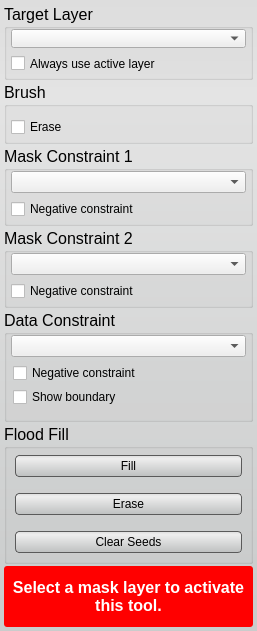
This is src/Interface/ToolInterface/PaintToolInterface.ui in jessdtate/Seg3D as Qt 5 draws it before an edit. The edited form follows.
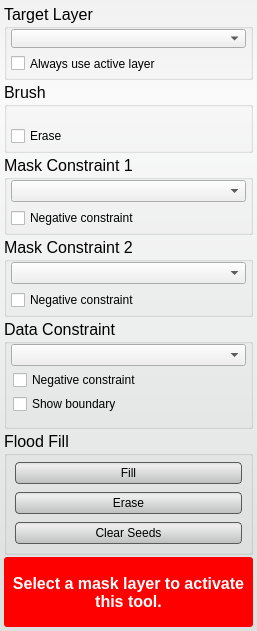
This is the edited form. Custom widgets are drawn as their Qt base class.

The edit to the form file:
```diff
--- a/src/Interface/ToolInterface/PaintToolInterface.ui
+++ b/src/Interface/ToolInterface/PaintToolInterface.ui
@@ -27,7 +27,7 @@
   <property name="styleSheet">
    <string notr="true">QWidget#PaintToolInterface{
 	border-radius: 3px;
-	background-color: qlineargradient(spread:pad, x1:0.5, y1:0, x2:0.5, y2:0.960227, stop:0 rgba(221, 221, 221, 255), stop:0.155779 rgba(228, 228, 228, 255), stop:1 rgba(202, 204, 204, 255));      
+	background-color: qlineargradient(spread:pad, x1:0.5, y1:0, x2:0.5, y2:0.960227, stop:0 rgba(241, 241, 241, 255), stop:0.155779 rgba(250, 250, 250, 255), stop:1 rgba(222, 224, 224, 255));       
 }
 
 QPushButton{
@@ -321,7 +321,7 @@
      </property>
      <layout class="QVBoxLayout" name="verticalLayout_6">
       <property name="spacing">
-       <number>6</number>
+       <number>4</number>
       </property>
       <property name="leftMargin">
        <number>4</number>
@@ -459,7 +459,7 @@
      </property>
      <layout class="QVBoxLayout" name="verticalLayout_8">
       <property name="spacing">
-       <number>8</number>
+       <number>0</number>
       </property>
       <property name="leftMargin">
        <number>4</number>
```
